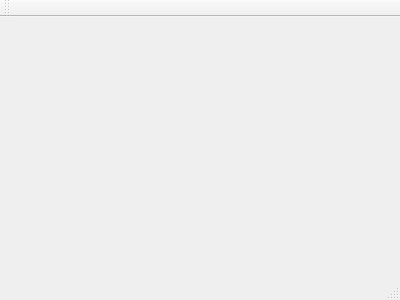
Before: the Qt Designer form mwin.ui in Kate-linyuwei/plantandmonsters, drawn with Qt 5.
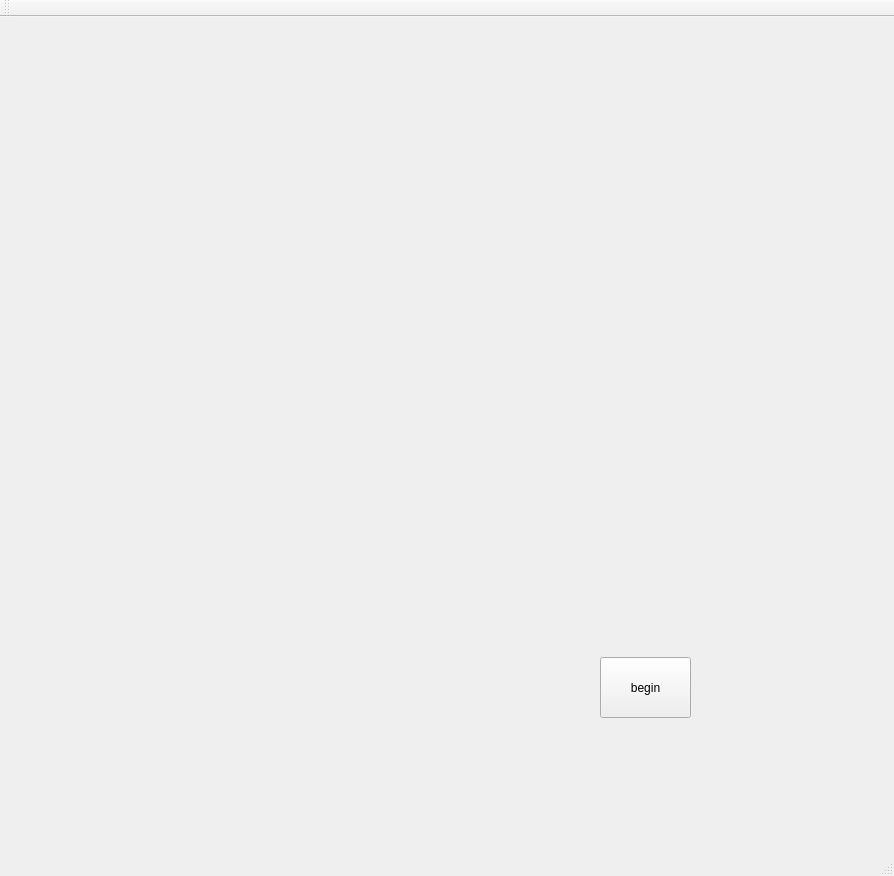
After: the same form once the commit is applied.

```diff
--- a/mwin.ui
+++ b/mwin.ui
@@ -1,24 +1,53 @@
 <ui version="4.0">
  <class>Mwin</class>
- <widget class="QMainWindow" name="Mwin" >
-  <property name="geometry" >
+ <widget class="QMainWindow" name="Mwin">
+  <property name="geometry">
    <rect>
     <x>0</x>
     <y>0</y>
-    <width>400</width>
-    <height>300</height>
+    <width>894</width>
+    <height>876</height>
    </rect>
   </property>
   <property name="windowTitle" >
    <string>Mwin</string>
   </property>
-  <widget class="QMenuBar" name="menuBar" />
-  <widget class="QToolBar" name="mainToolBar" />
-  <widget class="QWidget" name="centralWidget" />
-  <widget class="QStatusBar" name="statusBar" />
+  <widget class="QWidget" name="centralWidget">
+   <widget class="QPushButton" name="beginbottom">
+    <property name="geometry">
+     <rect>
+      <x>600</x>
+      <y>640</y>
+      <width>91</width>
+      <height>61</height>
+     </rect>
+    </property>
+    <property name="text">
+     <string>begin</string>
+    </property>
+   </widget>
+  </widget>
+  <widget class="QMenuBar" name="menuBar">
+   <property name="geometry">
+    <rect>
+     <x>0</x>
+     <y>0</y>
+     <width>894</width>
+     <height>21</height>
+    </rect>
+   </property>
+  </widget>
+  <widget class="QToolBar" name="mainToolBar">
+   <attribute name="toolBarArea">
+    <enum>TopToolBarArea</enum>
+   </attribute>
+   <attribute name="toolBarBreak">
+    <bool>false</bool>
+   </attribute>
+  </widget>
+  <widget class="QStatusBar" name="statusBar"/>
  </widget>
- <layoutDefault spacing="6" margin="11" />
- <pixmapfunction></pixmapfunction>
+ <layoutdefault spacing="6" margin="11"/>
  <resources/>
  <connections/>
 </ui>
```
Left out of the diff: 3 changed lines with no effect on the pictures.
